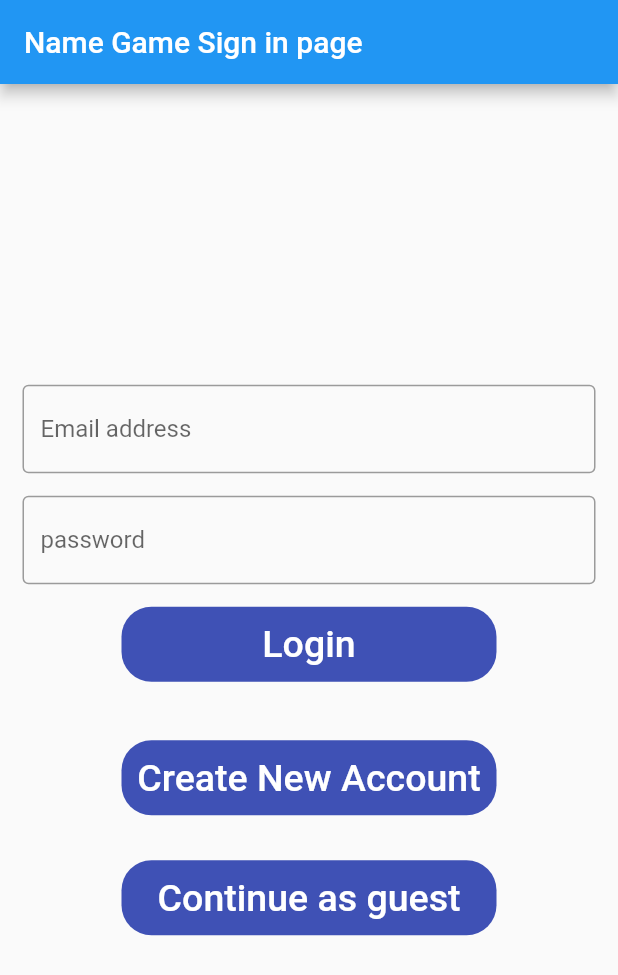
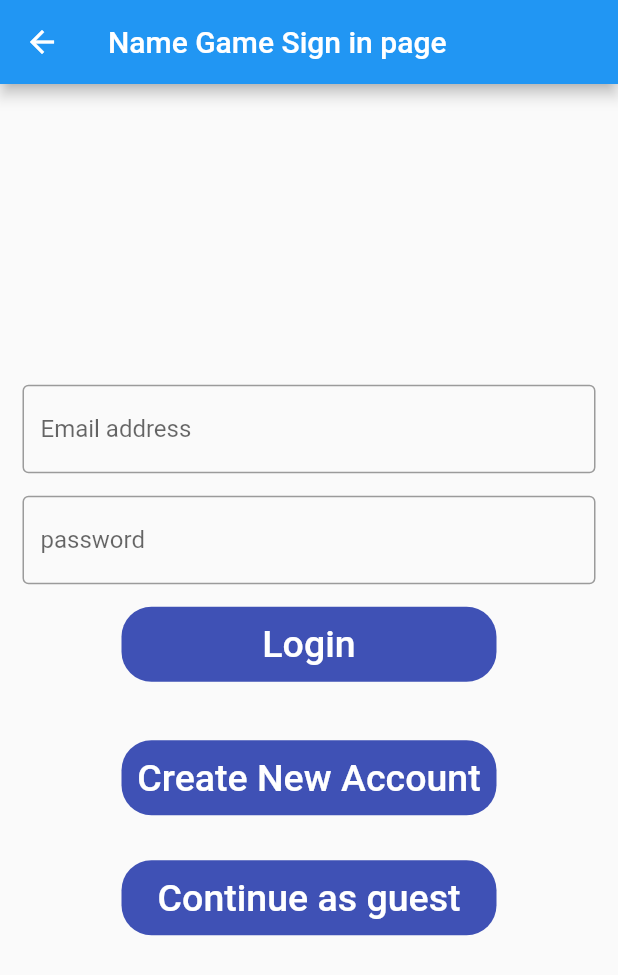
Before and after one commit to walk0858/Software-engineering-project, a Flutter app: the Hub screen opened directly, after a tap on "Logout", on a phone screen of 412 x 824 dp. Shown: the top 975 px of the screen. Run offline on Flutter 3.47's test engine with Material 2 defaults, Android fonts, the phone set to English and light mode, and no system bars; our stand-ins replace cloud_firestore, firebase_auth, firebase_core; missing offline and left inert: cloud_firestore_web, firebase_analytics_web, firebase_auth_web, firebase_core_web; accounts and stored records are empty.

Commit message:
Fixed Logout Button

```diff
--- a/lib/Views/hub_page.dart
+++ b/lib/Views/hub_page.dart
@@ -1,4 +1,5 @@
 import 'package:fantastic_five_name_game/Utils/constants.dart';
+import 'package:fantastic_five_name_game/main.dart';
 import 'package:firebase_auth/firebase_auth.dart';
 import 'package:flutter/cupertino.dart';
 import 'package:flutter/material.dart';
@@ -65,10 +66,18 @@ class _HubState extends State<Hub> {
   }
 
   Widget buildLogoutButton(){
-    return new TextButton(child: new Text(
+    return TextButton(
+      child: Text(
       signedIn ? 'Logout' : 'Guest',
-      style: TextStyle(color: Colors.white),),
-      onPressed: signedIn ? Logout : null,
+      style: const TextStyle(color: Colors.white),),
+      onPressed: () {
+        signedIn ? Logout : null;
+        Navigator.of(context).push(
+            MaterialPageRoute(builder:
+              (context)=>MyHomePage(title: 'Name Game Sign in page',
+              )
+            ));
+        }, // onPressed
     );
   }
 
```
